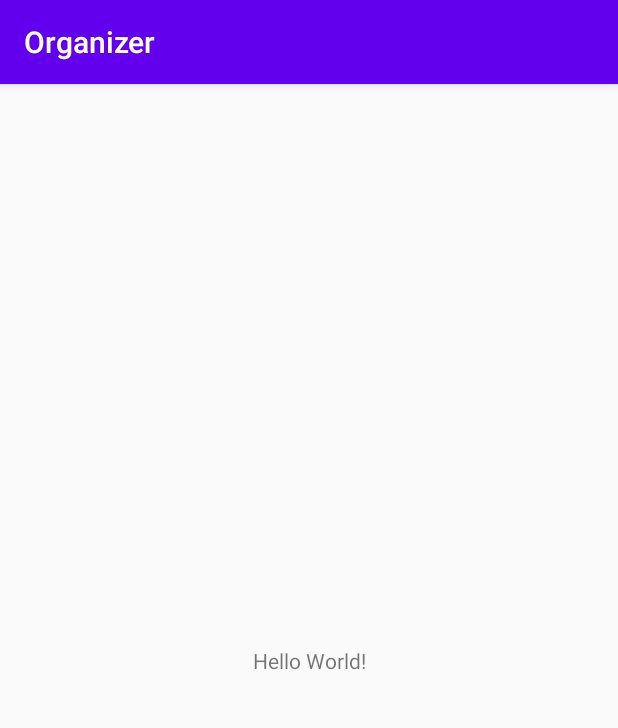
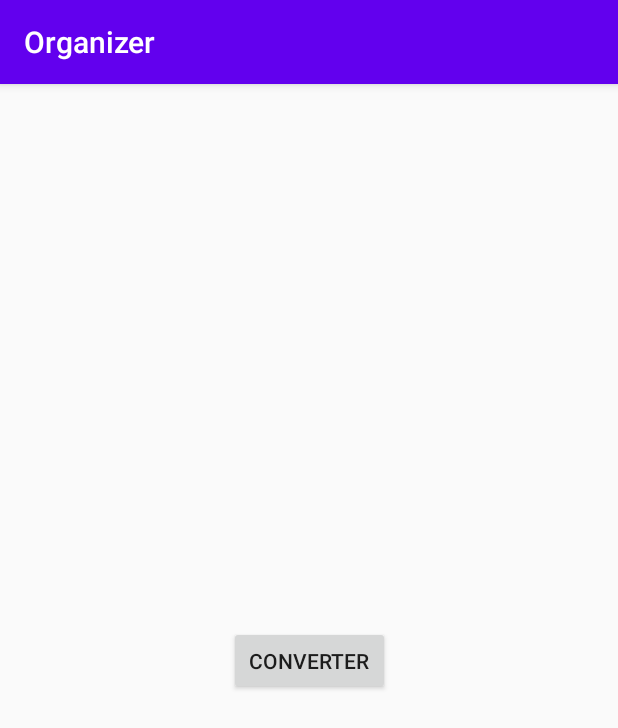
Before and after one commit to iSvirchev/Android_Organizer, an Android app: the screen it shows after launch (MainActivity), on a phone screen of 412 x 824 dp. Shown: the top 728 px of the screen. Run offline under Robolectric (Android 15) with nearby library versions, the phone set to English and light mode, and no system bars.

Commit message:
Added a 2nd Activity screen 'Converter' and added a button on the main activity that opens the Converter activity.

```diff
--- a/Organizer/app/src/main/AndroidManifest.xml
+++ b/Organizer/app/src/main/AndroidManifest.xml
@@ -9,6 +9,7 @@
         android:roundIcon="@mipmap/ic_launcher_round"
         android:supportsRtl="true"
         android:theme="@style/AppTheme">
+        <activity android:name=".Converter"></activity>
         <activity android:name=".MainActivity">
             <intent-filter>
                 <action android:name="android.intent.action.MAIN" />
--- a/Organizer/app/src/main/java/com/organizer/MainActivity.java
+++ b/Organizer/app/src/main/java/com/organizer/MainActivity.java
@@ -1,14 +1,33 @@
 package com.organizer;
 
+import android.content.Intent;
 import android.os.Bundle;
+import android.view.View;
+import android.widget.Button;
 
 import androidx.appcompat.app.AppCompatActivity;
 
 public class MainActivity extends AppCompatActivity {
+    private Button converterActivityBtn;
+
 
     @Override
     protected void onCreate(Bundle savedInstanceState) {
         super.onCreate(savedInstanceState);
         setContentView(R.layout.activity_main);
+
+        converterActivityBtn = findViewById(R.id.converterActivityBtn);
+
+        converterActivityBtn.setOnClickListener(new View.OnClickListener() {
+            @Override
+            public void onClick(View v) {
+                openConverterActivity();
+            }
+        });
+    }
+
+    private void openConverterActivity() {
+        Intent intent = new Intent(this, Converter.class);
+        startActivity(intent);
     }
 }
--- a/Organizer/app/src/main/res/layout/activity_main.xml
+++ b/Organizer/app/src/main/res/layout/activity_main.xml
@@ -6,10 +6,11 @@
     android:layout_height="match_parent"
     tools:context=".MainActivity">
 
-    <TextView
-        android:layout_width="wrap_content"
-        android:layout_height="wrap_content"
-        android:text="Hello World!"
+    <Button
+        android:id="@+id/converterActivityBtn"
+        android:layout_width="107dp"
+        android:layout_height="46dp"
+        android:text="@string/converter"
         app:layout_constraintBottom_toBottomOf="parent"
         app:layout_constraintLeft_toLeftOf="parent"
         app:layout_constraintRight_toRightOf="parent"
--- a/Organizer/app/src/main/res/values/strings.xml
+++ b/Organizer/app/src/main/res/values/strings.xml
@@ -1,3 +1,4 @@
 <resources>
     <string name="app_name">Organizer</string>
+    <string name="converter">Converter</string>
 </resources>
```
Also changed, not shown: Organizer/app/src/main/java/com/organizer/Converter.java (added, +14 -0 lines), Organizer/app/src/main/res/layout/activity_converter.xml (added, +9 -0 lines).
